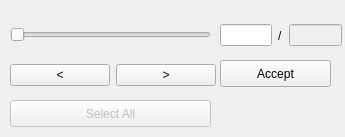
Above: framefab_gui/src/uis/select_path_widget.ui from yijiangh/choreo before the change. Below: the same form after it.
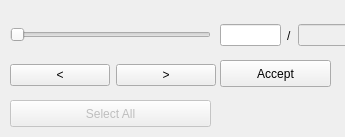
That is the form after the change.

Commit message: select path gui wip. - just finish coding, without testing.

```diff
--- a/framefab_gui/src/uis/select_path_widget.ui
+++ b/framefab_gui/src/uis/select_path_widget.ui
@@ -86,7 +86,7 @@
     <rect>
      <x>220</x>
      <y>20</y>
-     <width>122</width>
+     <width>139</width>
      <height>31</height>
     </rect>
    </property>
```
Left out of the diff: 8 changed lines with no effect on the pictures. The commit also changes 7 other files.
